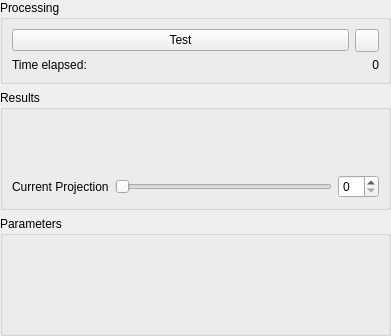
ImagingTools/AcfPublic, file AcfSln/Include/iqtipr/CMultiLineProjectionSupplierGuiComp.ui: the form before one commit.
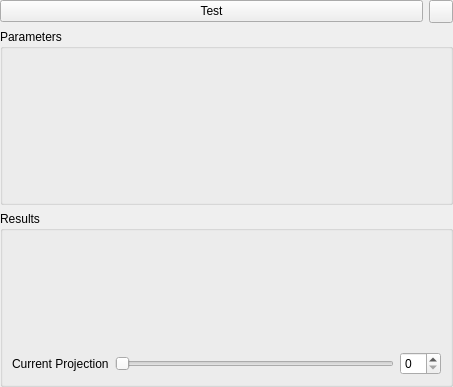
The form after the commit. Icons and pictures are not drawn.

```diff
--- a/AcfSln/Include/iqtipr/CMultiLineProjectionSupplierGuiComp.ui
+++ b/AcfSln/Include/iqtipr/CMultiLineProjectionSupplierGuiComp.ui
@@ -6,29 +6,17 @@
    <rect>
     <x>0</x>
     <y>0</y>
-    <width>391</width>
-    <height>336</height>
+    <width>453</width>
+    <height>387</height>
    </rect>
   </property>
   <property name="windowTitle">
    <string>Form</string>
   </property>
-  <layout class="QVBoxLayout" name="verticalLayout_2">
-   <property name="margin">
-    <number>0</number>
-   </property>
-   <item>
-    <widget class="QGroupBox" name="ProcessingGroupBox">
-     <property name="sizePolicy">
-      <sizepolicy hsizetype="Preferred" vsizetype="Maximum">
-       <horstretch>0</horstretch>
-       <verstretch>0</verstretch>
-      </sizepolicy>
-     </property>
-     <property name="title">
-      <string>Processing</string>
-     </property>
      <layout class="QGridLayout" name="gridLayout">
+   <property name="margin">
+    <number>0</number>
+   </property>
       <item row="0" column="0">
        <widget class="QPushButton" name="TestButton">
         <property name="sizePolicy">
@@ -42,6 +30,20 @@
         </property>
        </widget>
       </item>
+   <item row="2" column="0" colspan="2">
+    <widget class="QGroupBox" name="ParamsFrame">
+     <property name="sizePolicy">
+      <sizepolicy hsizetype="Preferred" vsizetype="Minimum">
+       <horstretch>0</horstretch>
+       <verstretch>0</verstretch>
+      </sizepolicy>
+     </property>
+     <property name="title">
+      <string>Parameters</string>
+     </property>
+     <layout class="QVBoxLayout" name="verticalLayout"/>
+    </widget>
+   </item>
       <item row="0" column="1">
        <widget class="QToolButton" name="AutoUpdateButton">
         <property name="sizePolicy">
@@ -62,43 +64,7 @@
         </property>
        </widget>
       </item>
-      <item row="1" column="0" colspan="2">
-       <layout class="QHBoxLayout" name="horizontalLayout">
-        <item>
-         <widget class="QLabel" name="TimeElapsedLabel">
-          <property name="sizePolicy">
-           <sizepolicy hsizetype="Minimum" vsizetype="Preferred">
-            <horstretch>0</horstretch>
-            <verstretch>0</verstretch>
-           </sizepolicy>
-          </property>
-          <property name="text">
-           <string>Time elapsed:</string>
-          </property>
-         </widget>
-        </item>
-        <item>
-         <widget class="QLabel" name="TimeLabel">
-          <property name="maximumSize">
-           <size>
-            <width>100</width>
-            <height>16777215</height>
-           </size>
-          </property>
-          <property name="text">
-           <string>0</string>
-          </property>
-          <property name="alignment">
-           <set>Qt::AlignRight|Qt::AlignTrailing|Qt::AlignVCenter</set>
-          </property>
-         </widget>
-        </item>
-       </layout>
-      </item>
-     </layout>
-    </widget>
-   </item>
-   <item>
+   <item row="3" column="0" colspan="2">
     <widget class="QGroupBox" name="ResultsGB">
      <property name="title">
       <string>Results</string>
@@ -149,14 +115,6 @@
      </layout>
     </widget>
    </item>
-   <item>
-    <widget class="QGroupBox" name="ParamsFrame">
-     <property name="title">
-      <string>Parameters</string>
-     </property>
-     <layout class="QVBoxLayout" name="verticalLayout"/>
-    </widget>
-   </item>
   </layout>
  </widget>
  <resources/>
```
Lines whose indentation alone changed are shown as unchanged.
